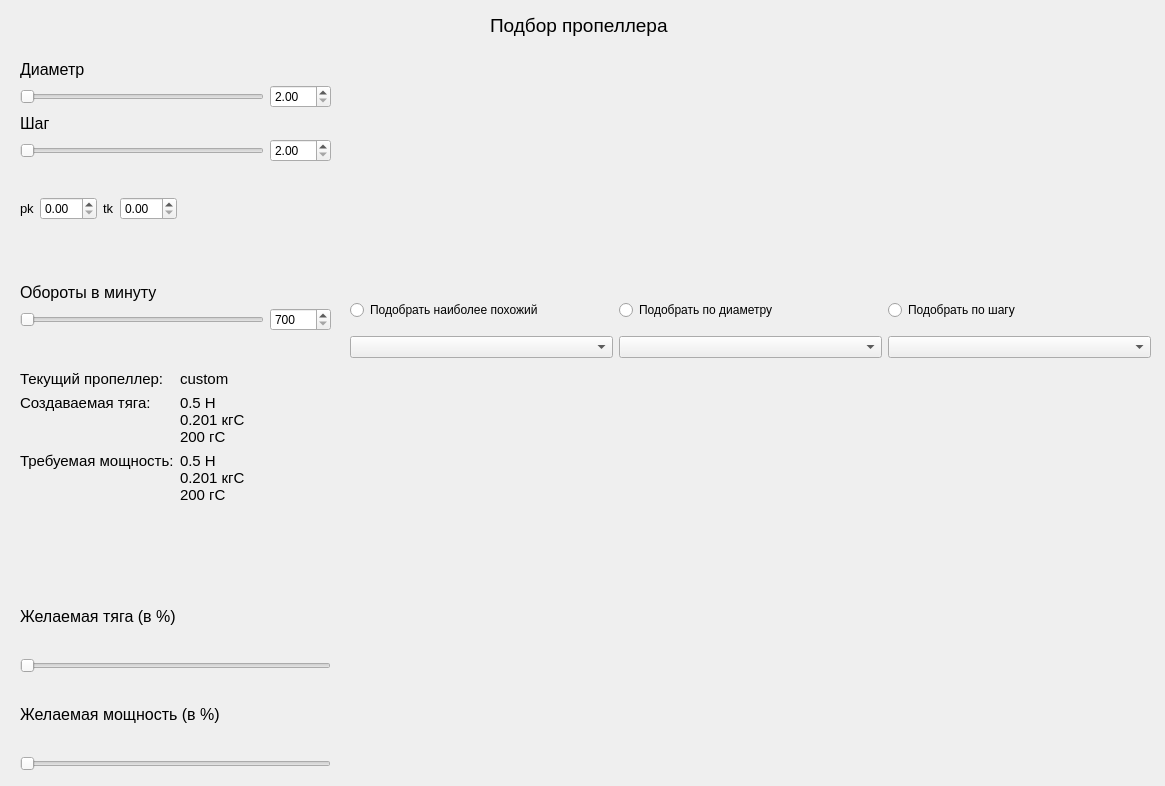
Before: the Qt Designer form main_win.ui in Kronars/Diplom, drawn with Qt 5.
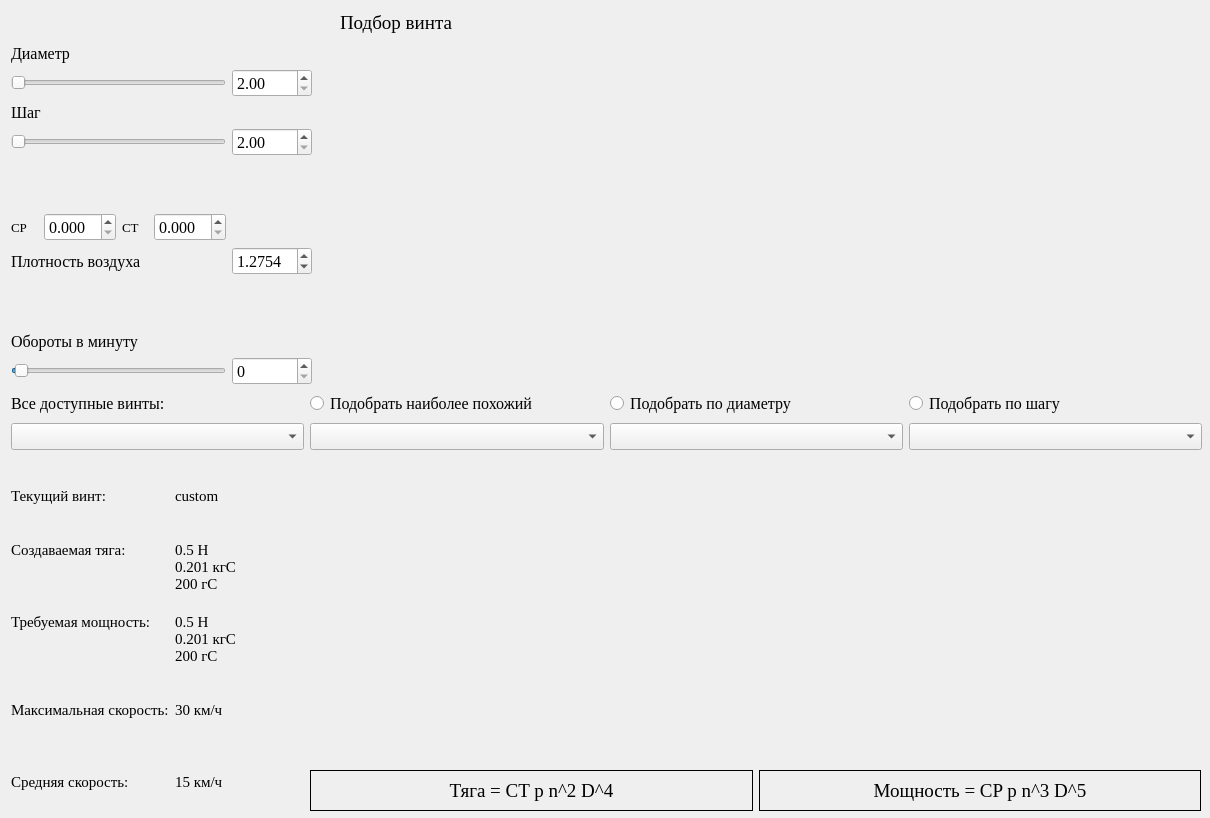
After: the same form once the commit is applied. Icons and pictures are not drawn. Custom widgets are drawn as their Qt base class.

The edit to the form file:
```diff
--- a/main_win.ui
+++ b/main_win.ui
@@ -6,26 +6,42 @@
    <rect>
     <x>0</x>
     <y>0</y>
-    <width>1165</width>
-    <height>786</height>
+    <width>1210</width>
+    <height>818</height>
    </rect>
   </property>
+  <property name="font">
+   <font>
+    <family>Times New Roman</family>
+    <pointsize>14</pointsize>
+   </font>
+  </property>
   <property name="windowTitle">
    <string>Prop Selector</string>
   </property>
-  <widget class="QWidget" name="centralwidget">
+  <widget class="QWidget" name="general_lay">
+   <property name="enabled">
+    <bool>true</bool>
+   </property>
+   <property name="font">
+    <font>
+     <family>Times New Roman</family>
+     <pointsize>12</pointsize>
+     <stylestrategy>PreferAntialias</stylestrategy>
+    </font>
+   </property>
    <widget class="QLabel" name="title">
     <property name="geometry">
      <rect>
-      <x>490</x>
+      <x>340</x>
       <y>10</y>
-      <width>211</width>
-      <height>31</height>
+      <width>148</width>
+      <height>26</height>
      </rect>
     </property>
     <property name="font">
      <font>
-      <family>Arial</family>
+      <family>Times New Roman</family>
       <pointsize>14</pointsize>
      </font>
     </property>
@@ -33,189 +49,22 @@
      <bool>false</bool>
     </property>
     <property name="text">
-     <string>Подбор пропеллера</string>
+     <string>Подбор винта</string>
     </property>
     <property name="scaledContents">
      <bool>false</bool>
     </property>
    </widget>
-   <widget class="QLabel" name="plot_pic">
-    <property name="geometry">
-     <rect>
-      <x>340</x>
-      <y>370</y>
-      <width>800</width>
-      <height>400</height>
-     </rect>
-    </property>
-    <property name="text">
-     <string/>
-    </property>
-    <property name="pixmap">
-     <pixmap>../../../Лена/.designer/plot.png</pixmap>
-    </property>
-   </widget>
    <widget class="QWidget" name="gridLayoutWidget">
     <property name="geometry">
      <rect>
-      <x>20</x>
-      <y>60</y>
-      <width>311</width>
-      <height>271</height>
+      <x>11</x>
+      <y>44</y>
+      <width>301</width>
+      <height>341</height>
      </rect>
     </property>
     <layout class="QGridLayout" name="sliders_grid">
-     <item row="9" column="0">
-      <layout class="QHBoxLayout" name="tk_pk_lay">
-       <item>
-        <widget class="QLabel" name="pk_text">
-         <property name="font">
-          <font>
-           <pointsize>10</pointsize>
-          </font>
-         </property>
-         <property name="text">
-          <string>pk</string>
-         </property>
-        </widget>
-       </item>
-       <item>
-        <widget class="QDoubleSpinBox" name="pk_input"/>
-       </item>
-       <item>
-        <widget class="QLabel" name="tk_text">
-         <property name="font">
-          <font>
-           <pointsize>10</pointsize>
-          </font>
-         </property>
-         <property name="text">
-          <string>tk</string>
-         </property>
-        </widget>
-       </item>
-       <item>
-        <widget class="QDoubleSpinBox" name="tk_input"/>
-       </item>
-       <item>
-        <spacer name="horizontalSpacer">
-         <property name="orientation">
-          <enum>Qt::Horizontal</enum>
-         </property>
-         <property name="sizeHint" stdset="0">
-          <size>
-           <width>40</width>
-           <height>20</height>
-          </size>
-         </property>
-        </spacer>
-       </item>
-      </layout>
-     </item>
-     <item row="1" column="1">
-      <widget class="QDoubleSpinBox" name="d_num">
-       <property name="suffix">
-        <string/>
-       </property>
-       <property name="minimum">
-        <double>2.000000000000000</double>
-       </property>
-       <property name="maximum">
-        <double>20.000000000000000</double>
-       </property>
-       <property name="singleStep">
-        <double>0.500000000000000</double>
-       </property>
-       <property name="stepType">
-        <enum>QAbstractSpinBox::DefaultStepType</enum>
-       </property>
-      </widget>
-     </item>
-     <item row="11" column="0">
-      <spacer name="verticalSpacer_4">
-       <property name="orientation">
-        <enum>Qt::Vertical</enum>
-       </property>
-       <property name="sizeHint" stdset="0">
-        <size>
-         <width>20</width>
-         <height>40</height>
-        </size>
-       </property>
-      </spacer>
-     </item>
-     <item row="12" column="0">
-      <widget class="QLabel" name="rpm_text">
-       <property name="font">
-        <font>
-         <pointsize>12</pointsize>
-        </font>
-       </property>
-       <property name="text">
-        <string>Обороты в минуту</string>
-       </property>
-      </widget>
-     </item>
-     <item row="13" column="0">
-      <widget class="QSlider" name="rpm_slider">
-       <property name="minimum">
-        <number>700</number>
-       </property>
-       <property name="maximum">
-        <number>30000</number>
-       </property>
-       <property name="singleStep">
-        <number>1</number>
-       </property>
-       <property name="value">
-        <number>700</number>
-       </property>
-       <property name="sliderPosition">
-        <number>700</number>
-       </property>
-       <property name="orientation">
-        <enum>Qt::Horizontal</enum>
-       </property>
-      </widget>
-     </item>
-     <item row="4" column="0">
-      <widget class="QLabel" name="p_text">
-       <property name="font">
-        <font>
-         <pointsize>12</pointsize>
-        </font>
-       </property>
-       <property name="text">
-        <string>Шаг</string>
-       </property>
-      </widget>
-     </item>
-     <item row="8" column="0">
-      <spacer name="verticalSpacer">
-       <property name="orientation">
-        <enum>Qt::Vertical</enum>
-       </property>
-       <property name="sizeHint" stdset="0">
-        <size>
-         <width>20</width>
-         <height>40</height>
-        </size>
-       </property>
-      </spacer>
-     </item>
-     <item row="5" column="1">
-      <widget class="QDoubleSpinBox" name="p_num">
-       <property name="minimum">
-        <double>2.000000000000000</double>
-       </property>
-       <property name="maximum">
-        <double>20.000000000000000</double>
-       </property>
-       <property name="singleStep">
-        <double>0.500000000000000</double>
-       </property>
-      </widget>
-     </item>
      <item row="5" column="0">
       <widget class="QSlider" name="p_slider">
        <property name="minimum">
@@ -229,32 +78,6 @@
        </property>
       </widget>
      </item>
-     <item row="10" column="0">
-      <spacer name="verticalSpacer_3">
-       <property name="orientation">
-        <enum>Qt::Vertical</enum>
-       </property>
-       <property name="sizeHint" stdset="0">
-        <size>
-         <width>20</width>
-         <height>40</height>
-        </size>
-       </property>
-      </spacer>
-     </item>
-     <item row="13" column="1">
-      <widget class="QSpinBox" name="rpm_num">
-       <property name="minimum">
-        <number>700</number>
-       </property>
-       <property name="maximum">
-        <number>30000</number>
-       </property>
-       <property name="singleStep">
-        <number>100</number>
-       </property>
-      </widget>
-     </item>
      <item row="0" column="0">
       <widget class="QLabel" name="d_text">
        <property name="font">
@@ -267,6 +90,44 @@
        </property>
       </widget>
      </item>
+     <item row="5" column="1">
+      <widget class="QDoubleSpinBox" name="p_num">
+       <property name="minimum">
+        <double>2.000000000000000</double>
+       </property>
+       <property name="maximum">
+        <double>20.000000000000000</double>
+       </property>
+       <property name="singleStep">
+        <double>0.500000000000000</double>
+       </property>
+      </widget>
+     </item>
+     <item row="4" column="0">
+      <widget class="QLabel" name="p_text">
+       <property name="font">
+        <font>
+         <pointsize>12</pointsize>
+        </font>
+       </property>
+       <property name="text">
+        <string>Шаг</string>
+       </property>
+      </widget>
+     </item>
+     <item row="16" column="1">
+      <widget class="QSpinBox" name="rpm_num">
+       <property name="minimum">
+        <number>0</number>
+       </property>
+       <property name="maximum">
+        <number>30000</number>
+       </property>
+       <property name="singleStep">
+        <number>50</number>
+       </property>
+      </widget>
+     </item>
      <item row="1" column="0">
       <widget class="QSlider" name="d_slider">
        <property name="minimum">
@@ -283,96 +144,197 @@
        </property>
       </widget>
      </item>
-    </layout>
-   </widget>
-   <widget class="QWidget" name="verticalLayoutWidget">
-    <property name="geometry">
-     <rect>
-      <x>20</x>
-      <y>580</y>
-      <width>311</width>
-      <height>191</height>
-     </rect>
-    </property>
-    <layout class="QVBoxLayout" name="thr_pwr_inp">
-     <item>
-      <widget class="QLabel" name="thr_inp_text">
-       <property name="font">
-        <font>
-         <pointsize>12</pointsize>
-        </font>
-       </property>
-       <property name="text">
-        <string>Желаемая тяга (в %)</string>
-       </property>
-      </widget>
-     </item>
-     <item>
-      <widget class="QSlider" name="pwr_slider">
+     <item row="16" column="0">
+      <widget class="QSlider" name="rpm_slider">
        <property name="minimum">
-        <number>1</number>
+        <number>0</number>
        </property>
        <property name="maximum">
-        <number>100</number>
+        <number>30000</number>
        </property>
-       <property name="orientation">
-        <enum>Qt::Horizontal</enum>
-       </property>
-      </widget>
-     </item>
-     <item>
-      <widget class="QLabel" name="pow_inp_text">
-       <property name="font">
-        <font>
-         <pointsize>12</pointsize>
-        </font>
-       </property>
-       <property name="text">
-        <string>Желаемая мощность (в %)</string>
-       </property>
-      </widget>
-     </item>
-     <item>
-      <widget class="QSlider" name="thr_slider">
-       <property name="minimum">
+       <property name="singleStep">
         <number>1</number>
        </property>
-       <property name="maximum">
-        <number>100</number>
+       <property name="value">
+        <number>500</number>
        </property>
+       <property name="sliderPosition">
+        <number>500</number>
+       </property>
        <property name="orientation">
         <enum>Qt::Horizontal</enum>
-       </property>
-      </widget>
-     </item>
-    </layout>
-   </widget>
-   <widget class="QWidget" name="layoutWidget">
-    <property name="geometry">
-     <rect>
-      <x>20</x>
-      <y>370</y>
-      <width>311</width>
-      <height>181</height>
-     </rect>
-    </property>
-    <layout class="QFormLayout" name="outStats_lay">
-     <item row="1" column="0">
-      <widget class="QLabel" name="thr_text">
-       <property name="font">
-        <font>
-         <pointsize>11</pointsize>
-        </font>
-       </property>
-       <property name="text">
-        <string>Создаваемая тяга:
-
-</string>
        </property>
       </widget>
      </item>
      <item row="1" column="1">
-      <widget class="QLabel" name="thr_vals">
+      <widget class="QDoubleSpinBox" name="d_num">
+       <property name="suffix">
+        <string/>
+       </property>
+       <property name="minimum">
+        <double>2.000000000000000</double>
+       </property>
+       <property name="maximum">
+        <double>20.000000000000000</double>
+       </property>
+       <property name="singleStep">
+        <double>0.500000000000000</double>
+       </property>
+      </widget>
+     </item>
+     <item row="13" column="0">
+      <widget class="QLabel" name="rpm_text">
+       <property name="font">
+        <font>
+         <pointsize>12</pointsize>
+        </font>
+       </property>
+       <property name="text">
+        <string>Обороты в минуту</string>
+       </property>
+      </widget>
+     </item>
+     <item row="9" column="0">
+      <layout class="QHBoxLayout" name="tk_pk_lay">
+       <item>
+        <widget class="QLabel" name="pk_text">
+         <property name="font">
+          <font>
+           <pointsize>10</pointsize>
+          </font>
+         </property>
+         <property name="text">
+          <string>CP</string>
+         </property>
+        </widget>
+       </item>
+       <item>
+        <widget class="QDoubleSpinBox" name="pk_input">
+         <property name="decimals">
+          <number>3</number>
+         </property>
+         <property name="maximum">
+          <double>10.000000000000000</double>
+         </property>
+         <property name="singleStep">
+          <double>0.001000000000000</double>
+         </property>
+        </widget>
+       </item>
+       <item>
+        <widget class="QLabel" name="tk_text">
+         <property name="font">
+          <font>
+           <pointsize>10</pointsize>
+          </font>
+         </property>
+         <property name="text">
+          <string>CT</string>
+         </property>
+        </widget>
+       </item>
+       <item>
+        <widget class="QDoubleSpinBox" name="tk_input">
+         <property name="decimals">
+          <number>3</number>
+         </property>
+         <property name="maximum">
+          <double>10.000000000000000</double>
+         </property>
+         <property name="singleStep">
+          <double>0.001000000000000</double>
+         </property>
+        </widget>
+       </item>
+      </layout>
+     </item>
+     <item row="12" column="0">
+      <spacer name="verticalSpacer">
+       <property name="orientation">
+        <enum>Qt::Vertical</enum>
+       </property>
+       <property name="sizeHint" stdset="0">
+        <size>
+         <width>20</width>
+         <height>40</height>
+        </size>
+       </property>
+      </spacer>
+     </item>
+     <item row="11" column="1">
+      <widget class="QDoubleSpinBox" name="air_box">
+       <property name="decimals">
+        <number>4</number>
+       </property>
+       <property name="maximum">
+        <double>10.000000000000000</double>
+       </property>
+       <property name="singleStep">
+        <double>0.001000000000000</double>
+       </property>
+       <property name="value">
+        <double>1.275400000000000</double>
+       </property>
+      </widget>
+     </item>
+     <item row="6" column="0">
+      <spacer name="verticalSpacer_2">
+       <property name="orientation">
+        <enum>Qt::Vertical</enum>
+       </property>
+       <property name="sizeHint" stdset="0">
+        <size>
+         <width>20</width>
+         <height>40</height>
+        </size>
+       </property>
+      </spacer>
+     </item>
+     <item row="11" column="0">
+      <widget class="QLabel" name="air_label">
+       <property name="text">
+        <string>Плотность воздуха</string>
+       </property>
+      </widget>
+     </item>
+    </layout>
+   </widget>
+   <widget class="QWidget" name="layoutWidget">
+    <property name="geometry">
+     <rect>
+      <x>11</x>
+      <y>463</y>
+      <width>281</width>
+      <height>351</height>
+     </rect>
+    </property>
+    <layout class="QGridLayout" name="stats_lay">
+     <item row="4" column="1">
+      <widget class="QLabel" name="mean_speed_val">
+       <property name="font">
+        <font>
+         <pointsize>11</pointsize>
+        </font>
+       </property>
+       <property name="text">
+        <string>15 км/ч</string>
+       </property>
+      </widget>
+     </item>
+     <item row="0" column="0">
+      <widget class="QLabel" name="curr_prop_text">
+       <property name="font">
+        <font>
+         <pointsize>11</pointsize>
+        </font>
+       </property>
+       <property name="text">
+        <string>Текущий винт:</string>
+       </property>
+      </widget>
+     </item>
+     <item row="3" column="1">
+      <widget class="QLabel" name="max_speed_val">
        <property name="font">
         <font>
          <pointsize>11</pointsize>
@@ -380,9 +342,7 @@
         </font>
        </property>
        <property name="text">
-        <string>0.5 Н
-0.201 кгС
-200 гС</string>
+        <string>30 км/ч</string>
        </property>
       </widget>
      </item>
@@ -400,33 +360,6 @@
        </property>
       </widget>
      </item>
-     <item row="2" column="1">
-      <widget class="QLabel" name="pwr_vals">
-       <property name="font">
-        <font>
-         <pointsize>11</pointsize>
-         <kerning>true</kerning>
-        </font>
-       </property>
-       <property name="text">
-        <string>0.5 Н
-0.201 кгС
-200 гС</string>
-       </property>
-      </widget>
-     </item>
-     <item row="0" column="0">
-      <widget class="QLabel" name="curr_prop_text">
-       <property name="font">
-        <font>
-         <pointsize>11</pointsize>
-        </font>
-       </property>
-       <property name="text">
-        <string>Текущий пропеллер:</string>
-       </property>
-      </widget>
-     </item>
      <item row="0" column="1">
       <widget class="QLabel" name="curr_prop_name">
        <property name="font">
@@ -439,102 +372,261 @@
        </property>
       </widget>
      </item>
-    </layout>
-   </widget>
-   <widget class="QWidget" name="gridLayoutWidget_2">
-    <property name="geometry">
-     <rect>
-      <x>350</x>
-      <y>60</y>
-      <width>801</width>
-      <height>221</height>
-     </rect>
-    </property>
-    <layout class="QGridLayout" name="gridLayout">
-     <item row="0" column="0">
-      <layout class="QVBoxLayout" name="props_lay">
-       <item>
-        <widget class="QLabel" name="front_prop">
-         <property name="text">
-          <string/>
-         </property>
-         <property name="pixmap">
-          <pixmap>../../../Лена/.designer/backup/resize.png</pixmap>
-         </property>
-        </widget>
-       </item>
-       <item>
-        <widget class="QLabel" name="side_prop">
-         <property name="text">
-          <string/>
-         </property>
-         <property name="pixmap">
-          <pixmap>../../../Лена/.designer/backup/resize.png</pixmap>
-         </property>
-         <property name="scaledContents">
-          <bool>false</bool>
-         </property>
-        </widget>
-       </item>
-      </layout>
+     <item row="1" column="1">
+      <widget class="QLabel" name="thr_vals">
+       <property name="font">
+        <font>
+         <pointsize>11</pointsize>
+         <kerning>true</kerning>
+        </font>
+       </property>
+       <property name="text">
+        <string>0.5 Н
+0.201 кгС
+200 гС</string>
+       </property>
+      </widget>
+     </item>
+     <item row="4" column="0">
+      <widget class="QLabel" name="mean_speed_text">
+       <property name="font">
+        <font>
+         <pointsize>11</pointsize>
+        </font>
+       </property>
+       <property name="text">
+        <string>Средняя скорость:</string>
+       </property>
+      </widget>
+     </item>
+     <item row="2" column="1">
+      <widget class="QLabel" name="pwr_vals">
+       <property name="font">
+        <font>
+         <pointsize>11</pointsize>
+         <kerning>true</kerning>
+        </font>
+       </property>
+       <property name="text">
+        <string>0.5 Н
+0.201 кгС
+200 гС</string>
+       </property>
+      </widget>
+     </item>
+     <item row="3" column="0">
+      <widget class="QLabel" name="max_speed_text">
+       <property name="font">
+        <font>
+         <pointsize>11</pointsize>
+        </font>
+       </property>
+       <property name="text">
+        <string>Максимальная скорость:</string>
+       </property>
+      </widget>
+     </item>
+     <item row="1" column="0">
+      <widget class="QLabel" name="thr_text">
+       <property name="font">
+        <font>
+         <pointsize>11</pointsize>
+        </font>
+       </property>
+       <property name="text">
+        <string>Создаваемая тяга:
+
+</string>
+       </property>
+      </widget>
      </item>
     </layout>
    </widget>
    <widget class="QWidget" name="gridLayoutWidget_3">
     <property name="geometry">
      <rect>
-      <x>350</x>
-      <y>290</y>
-      <width>801</width>
-      <height>80</height>
+      <x>11</x>
+      <y>390</y>
+      <width>1191</width>
+      <height>63</height>
      </rect>
     </property>
     <layout class="QGridLayout" name="comboBoxLay">
-     <item row="1" column="0">
-      <widget class="QComboBox" name="selected_dp_props"/>
-     </item>
-     <item row="1" column="1">
-      <widget class="QComboBox" name="selected_d_props"/>
-     </item>
-     <item row="1" column="2">
-      <widget class="QComboBox" name="selected_p_props"/>
-     </item>
-     <item row="0" column="0">
+     <item row="0" column="1">
       <widget class="QRadioButton" name="dp_assort_box">
        <property name="text">
         <string>Подобрать наиболее похожий</string>
        </property>
       </widget>
      </item>
-     <item row="0" column="1">
-      <widget class="QRadioButton" name="d_assort_box">
-       <property name="text">
-        <string>Подобрать по диаметру</string>
-       </property>
-      </widget>
+     <item row="1" column="1">
+      <widget class="QComboBox" name="selected_dp_props"/>
      </item>
-     <item row="0" column="2">
+     <item row="0" column="3">
       <widget class="QRadioButton" name="p_assort_box">
        <property name="text">
         <string>Подобрать по шагу</string>
        </property>
       </widget>
      </item>
+     <item row="0" column="2">
+      <widget class="QRadioButton" name="d_assort_box">
+       <property name="text">
+        <string>Подобрать по диаметру</string>
+       </property>
+      </widget>
+     </item>
+     <item row="1" column="3">
+      <widget class="QComboBox" name="selected_p_props"/>
+     </item>
+     <item row="1" column="2">
+      <widget class="QComboBox" name="selected_d_props"/>
+     </item>
+     <item row="1" column="0">
+      <widget class="QComboBox" name="all_sort_box"/>
+     </item>
+     <item row="0" column="0">
+      <widget class="QLabel" name="all_sort_title">
+       <property name="text">
+        <string>Все доступные винты:</string>
+       </property>
+      </widget>
+     </item>
     </layout>
    </widget>
+   <widget class="QWidget" name="layoutWidget">
+    <property name="geometry">
+     <rect>
+      <x>340</x>
+      <y>40</y>
+      <width>861</width>
+      <height>341</height>
+     </rect>
+    </property>
+    <layout class="QVBoxLayout" name="props_lay">
+     <item>
+      <widget class="QLabel" name="front_prop">
+       <property name="text">
+        <string/>
+       </property>
+       <property name="pixmap">
+        <pixmap>../../../Лена/.designer/backup/resize.png</pixmap>
+       </property>
+      </widget>
+     </item>
+     <item>
+      <widget class="QLabel" name="side_prop">
+       <property name="text">
+        <string/>
+       </property>
+       <property name="pixmap">
+        <pixmap>../../../Лена/.designer/backup/resize.png</pixmap>
+       </property>
+       <property name="scaledContents">
+        <bool>false</bool>
+       </property>
+      </widget>
+     </item>
+    </layout>
+   </widget>
+   <widget class="GraphicsLayoutWidget" name="graphWidget" native="true">
+    <property name="geometry">
+     <rect>
+      <x>310</x>
+      <y>465</y>
+      <width>891</width>
+      <height>295</height>
+     </rect>
+    </property>
+   </widget>
    <widget class="QWidget" name="horizontalLayoutWidget">
     <property name="geometry">
      <rect>
-      <x>340</x>
-      <y>380</y>
-      <width>811</width>
-      <height>391</height>
+      <x>310</x>
+      <y>770</y>
+      <width>891</width>
+      <height>41</height>
      </rect>
     </property>
-    <layout class="QHBoxLayout" name="plot_lay"/>
+    <layout class="QHBoxLayout" name="formulas_lay">
+     <item>
+      <widget class="QLabel" name="thr_formula">
+       <property name="sizePolicy">
+        <sizepolicy hsizetype="Preferred" vsizetype="Preferred">
+         <horstretch>0</horstretch>
+         <verstretch>0</verstretch>
+        </sizepolicy>
+       </property>
+       <property name="font">
+        <font>
+         <pointsize>14</pointsize>
+        </font>
+       </property>
+       <property name="frameShape">
+        <enum>QFrame::Box</enum>
+       </property>
+       <property name="frameShadow">
+        <enum>QFrame::Plain</enum>
+       </property>
+       <property name="text">
+        <string>Тяга = CT p n^2 D^4</string>
+       </property>
+       <property name="textFormat">
+        <enum>Qt::PlainText</enum>
+       </property>
+       <property name="scaledContents">
+        <bool>false</bool>
+       </property>
+       <property name="alignment">
+        <set>Qt::AlignCenter</set>
+       </property>
+      </widget>
+     </item>
+     <item>
+      <widget class="QLabel" name="pow_formula">
+       <property name="sizePolicy">
+        <sizepolicy hsizetype="Preferred" vsizetype="Preferred">
+         <horstretch>0</horstretch>
+         <verstretch>0</verstretch>
+        </sizepolicy>
+       </property>
+       <property name="font">
+        <font>
+         <pointsize>14</pointsize>
+        </font>
+       </property>
+       <property name="frameShape">
+        <enum>QFrame::Box</enum>
+       </property>
+       <property name="frameShadow">
+        <enum>QFrame::Plain</enum>
+       </property>
+       <property name="text">
+        <string>Мощность = CP p n^3 D^5</string>
+       </property>
+       <property name="textFormat">
+        <enum>Qt::PlainText</enum>
+       </property>
+       <property name="scaledContents">
+        <bool>false</bool>
+       </property>
+       <property name="alignment">
+        <set>Qt::AlignCenter</set>
+       </property>
+      </widget>
+     </item>
+    </layout>
    </widget>
   </widget>
  </widget>
+ <customwidgets>
+  <customwidget>
+   <class>GraphicsLayoutWidget</class>
+   <extends>QWidget</extends>
+   <header>pyqtgraph.h</header>
+   <container>1</container>
+  </customwidget>
+ </customwidgets>
  <resources/>
  <connections>
   <connection>
```
Left out of the diff: 12 changed lines with no effect on the pictures.
